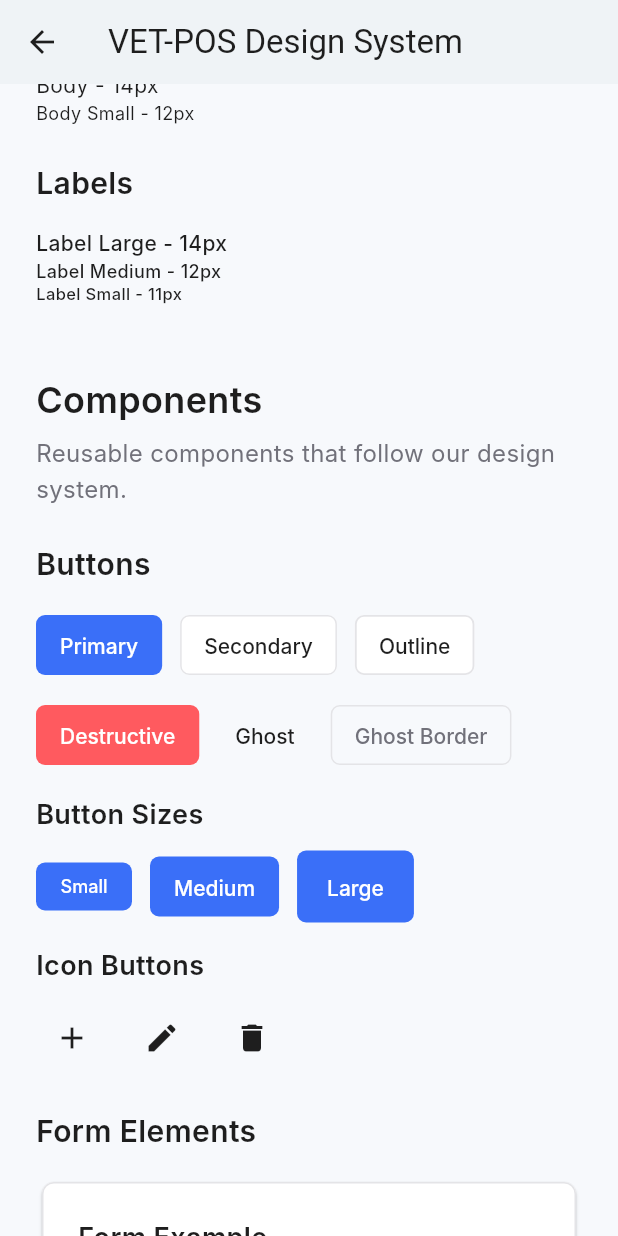
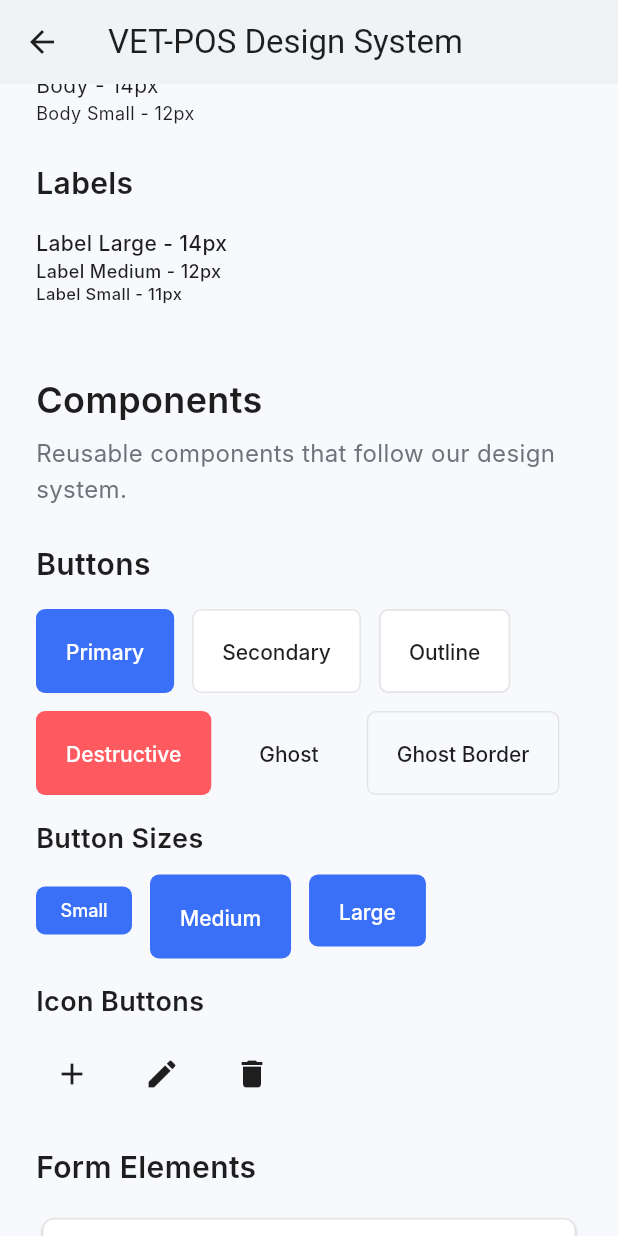
Before and after one commit to NguyenHongAnh0812/Viet_pos, a Flutter app: the StyleGuideScreen screen opened directly, scrolled down 1728 dp, on a phone screen of 412 x 824 dp. Run offline on Flutter 3.47's test engine with Material 3 defaults, Android fonts, the phone set to English and light mode, and no system bars; our stand-ins replace cloud_firestore, csv, file_picker, firebase_auth, firebase_core, flutter_svg; missing offline and left inert: dart:html, excel; accounts and stored records are empty; network calls fail; Roboto replaces fonts that are missing (Inter).

Commit message:
Update .gitignore to include additional build directories for macOS, Windows, Linux, and web; refactor button styles in product list screen to use design system; adjust input decorations for search functionality; update Xcode project configuration to include new Pods settings and scripts for better dependency management.

```diff
--- a/lib/widgets/common/design_system.dart
+++ b/lib/widgets/common/design_system.dart
@@ -39,6 +39,7 @@ const double space8 = 8.0;
 const double space10 = 10.0;
 const double space12 = 12.0;
 const double space16 = 16.0;
+const double space18 = 18.0;
 const double space20 = 20.0;
 const double space24 = 24.0;
 const double space32 = 32.0;
@@ -48,7 +49,7 @@ const double space64 = 64.0;
 // Component specific spacing
 const double cardPadding = 24.0;
 const double buttonPadding = 16.0;
-const double inputPadding = 12.0;
+const double inputPadding = 16.0;
 const double iconSpacing = 8.0;
 const double pageHorizontalPadding = 16.0;
 const double sectionSpacing = 24.0;
@@ -140,7 +141,7 @@ ButtonStyle primaryButtonStyle = ElevatedButton.styleFrom(
   backgroundColor: primaryBlue,
   foregroundColor: Colors.white,
   minimumSize: const Size(buttonMinWidth, buttonHeightMedium),
-  padding: const EdgeInsets.symmetric(horizontal: buttonPadding, vertical: space8),
+  padding: const EdgeInsets.symmetric(horizontal: space20, vertical: space18),
   shape: RoundedRectangleBorder(borderRadius: BorderRadius.circular(buttonBorderRadius)),
   textStyle: labelLarge,
   elevation: 0,
@@ -151,7 +152,7 @@ ButtonStyle secondaryButtonStyle = OutlinedButton.styleFrom(
   backgroundColor: cardBackground,
   side: const BorderSide(color: borderColor),
   minimumSize: const Size(buttonMinWidth, buttonHeightMedium),
-  padding: const EdgeInsets.symmetric(horizontal: buttonPadding, vertical: space8),
+  padding: const EdgeInsets.symmetric(horizontal: space20, vertical: space18),
   shape: RoundedRectangleBorder(borderRadius: BorderRadius.circular(buttonBorderRadius)),
   textStyle: labelLarge,
 );
@@ -161,7 +162,7 @@ ButtonStyle outlineButtonStyle = OutlinedButton.styleFrom(
   backgroundColor: cardBackground,
   side: const BorderSide(color: borderColor, width: 1.2),
   minimumSize: const Size(buttonMinWidth, buttonHeightMedium),
-  padding: const EdgeInsets.symmetric(horizontal: buttonPadding, vertical: space8),
+  padding: const EdgeInsets.symmetric(horizontal: space20, vertical: space18),
   shape: RoundedRectangleBorder(borderRadius: BorderRadius.circular(buttonBorderRadius)),
   textStyle: labelLarge,
 );
@@ -170,7 +171,7 @@ ButtonStyle destructiveButtonStyle = ElevatedButton.styleFrom(
   backgroundColor: destructiveRed,
   foregroundColor: Colors.white,
   minimumSize: const Size(buttonMinWidth, buttonHeightMedium),
-  padding: const EdgeInsets.symmetric(horizontal: buttonPadding, vertical: space8),
+  padding: const EdgeInsets.symmetric(horizontal: space20, vertical: space18),
   shape: RoundedRectangleBorder(borderRadius: BorderRadius.circular(buttonBorderRadius)),
   textStyle: labelLarge,
   elevation: 0,
@@ -180,18 +181,18 @@ ButtonStyle ghostButtonStyle = TextButton.styleFrom(
   foregroundColor: textPrimary,
   backgroundColor: Colors.transparent,
   minimumSize: const Size(buttonIconWidth, buttonHeightMedium),
-  padding: const EdgeInsets.symmetric(horizontal: space12, vertical: space8),
+  padding: const EdgeInsets.symmetric(horizontal: space20, vertical: space18),
   shape: RoundedRectangleBorder(borderRadius: BorderRadius.circular(buttonBorderRadius)),
   textStyle: labelLarge,
 );
 
 // Ghost button with gray border
 ButtonStyle ghostBorderButtonStyle = OutlinedButton.styleFrom(
-  foregroundColor: textSecondary,
-  backgroundColor: Colors.transparent,
+  foregroundColor: textPrimary,
+  backgroundColor: appBackground,
   side: const BorderSide(color: borderColor, width: 1),
   minimumSize: const Size(buttonMinWidth, buttonHeightMedium),
-  padding: const EdgeInsets.symmetric(horizontal: buttonPadding, vertical: space8),
+  padding: const EdgeInsets.symmetric(horizontal: space20, vertical: space18),
   shape: RoundedRectangleBorder(borderRadius: BorderRadius.circular(buttonBorderRadius)),
   textStyle: labelLarge,
 );
@@ -285,7 +286,7 @@ InputDecoration designSystemInputDecoration({
   Widget? prefixIcon,
   Widget? suffixIcon,
   String? errorText,
-  bool isDense = false,
+  bool isDense = true,
   EdgeInsetsGeometry? contentPadding,
   Color? fillColor,
   bool? filled,
@@ -296,7 +297,7 @@ InputDecoration designSystemInputDecoration({
   suffixIcon: suffixIcon,
   errorText: errorText,
   isDense: isDense,
-  contentPadding: contentPadding ?? const EdgeInsets.symmetric(horizontal: inputPadding, vertical: inputPadding),
+  contentPadding: contentPadding ?? const EdgeInsets.symmetric(horizontal: inputPadding, vertical: inputPadding - 4),
   filled: filled ?? true,
   fillColor: fillColor ?? cardBackground,
   border: OutlineInputBorder(
@@ -327,8 +328,9 @@ InputDecoration searchInputDecoration({
   hintText: hint ?? 'Search...',
   prefixIcon: prefixIcon ?? const Icon(Icons.search, color: textSecondary),
   suffixIcon: suffixIcon,
-  contentPadding: const EdgeInsets.symmetric(horizontal: inputPadding, vertical: inputPadding),
+  contentPadding: const EdgeInsets.symmetric(horizontal: inputPadding, vertical: inputPadding - 4),
   filled: false,
+  isDense: true,
   border: OutlineInputBorder(
     borderRadius: BorderRadius.circular(borderRadiusMedium),
     borderSide: const BorderSide(color: borderColor),
```
Also changed, not shown: lib/screens/product_list_screen.dart (+5 -37 lines), 4 other files.
